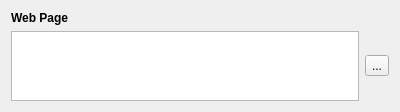
Old version of the form app/resources/modules/web_page.ui in the repository xerp/projections.
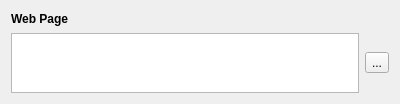
New version of the form. Icons and pictures are not drawn.

Commit message: show page module complete

Patch:
```diff
--- a/app/resources/modules/web_page.ui
+++ b/app/resources/modules/web_page.ui
@@ -7,7 +7,7 @@
     <x>0</x>
     <y>0</y>
     <width>400</width>
-    <height>100</height>
+    <height>104</height>
    </rect>
   </property>
   <property name="sizePolicy">
@@ -22,6 +22,18 @@
   <layout class="QVBoxLayout" name="verticalLayout">
    <item>
     <widget class="QLabel" name="label">
+     <property name="sizePolicy">
+      <sizepolicy hsizetype="Preferred" vsizetype="Maximum">
+       <horstretch>0</horstretch>
+       <verstretch>0</verstretch>
+      </sizepolicy>
+     </property>
+     <property name="maximumSize">
+      <size>
+       <width>16777215</width>
+       <height>20</height>
+      </size>
+     </property>
      <property name="font">
       <font>
        <weight>75</weight>
@@ -38,11 +50,17 @@
      <item>
       <widget class="QPlainTextEdit" name="txtWebPage">
        <property name="sizePolicy">
-        <sizepolicy hsizetype="Expanding" vsizetype="Preferred">
+        <sizepolicy hsizetype="Expanding" vsizetype="Maximum">
          <horstretch>0</horstretch>
          <verstretch>0</verstretch>
         </sizepolicy>
        </property>
+       <property name="maximumSize">
+        <size>
+         <width>16777215</width>
+         <height>60</height>
+        </size>
+       </property>
       </widget>
      </item>
      <item>
@@ -56,6 +74,16 @@
        <property name="text">
         <string>...</string>
        </property>
+       <property name="icon">
+        <iconset resource="core/resources.qrc">
+         <normaloff>:/main/icons/clear-text-20.png</normaloff>:/main/icons/clear-text-20.png</iconset>
+       </property>
+       <property name="iconSize">
+        <size>
+         <width>20</width>
+         <height>20</height>
+        </size>
+       </property>
       </widget>
      </item>
     </layout>
```
Left out of the diff: 4 changed lines with no effect on the pictures. The commit also changes 8 other files.
